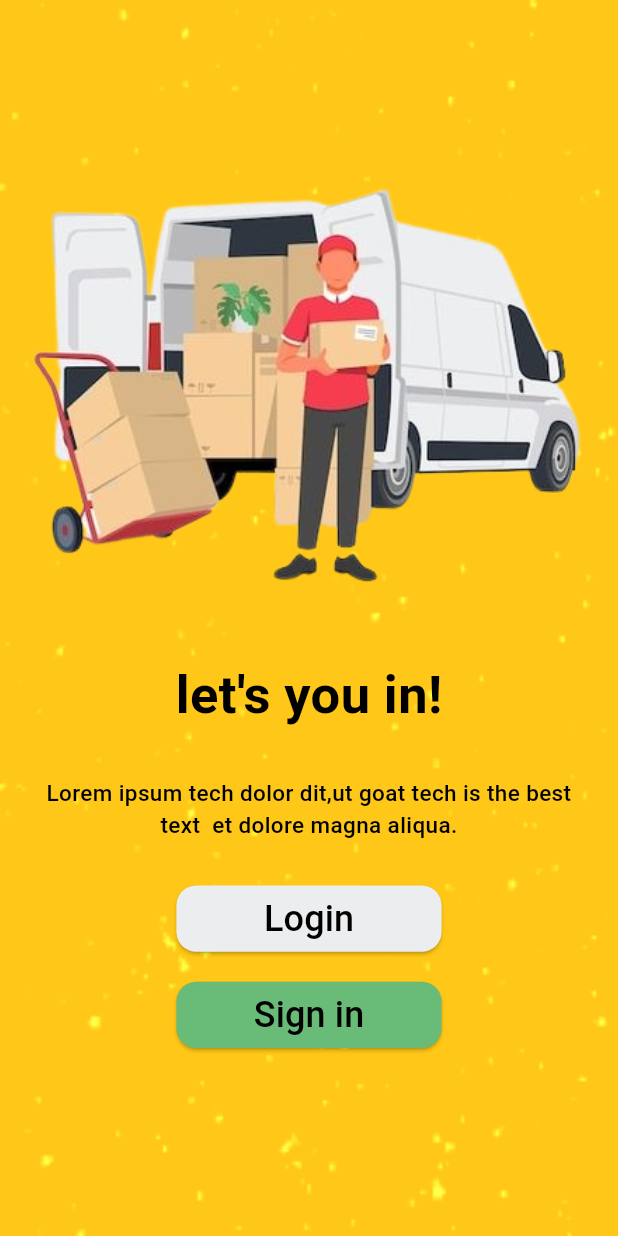
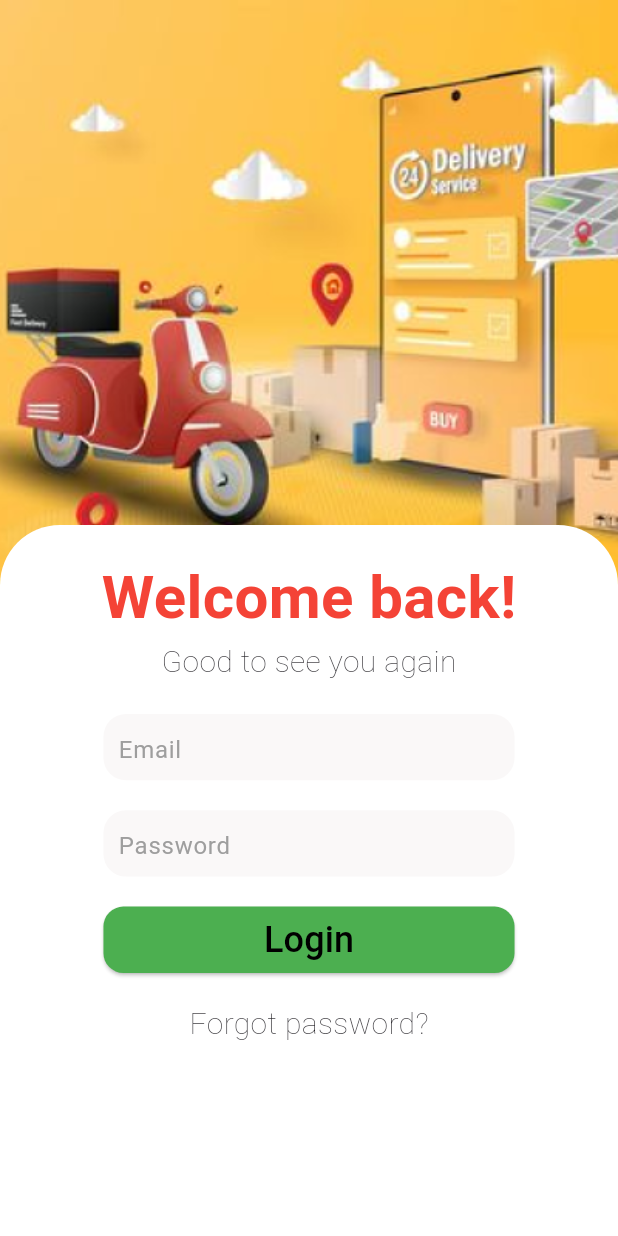
Before and after one commit to Chihab-Dev/Ghack_OptiShift_app, a Flutter app: the screen it shows after launch, on a phone screen of 412 x 824 dp. Run offline on Flutter 3.47's test engine with Material 3 defaults, Android fonts, the light colour scheme and no system bars; our stand-ins replace animate_do, dartz, flutter_screenutil, get_it, internet_connection_checker.

Commit message:
Add login screen

```diff
--- /dev/null
+++ b/lib/features/auth/screens/auth_screen.dart
@@ -0,0 +1,72 @@
+import 'package:flutter/material.dart';
+import 'package:ghack_app/presentation/components/assets_manager.dart';
+import 'package:ghack_app/presentation/components/widgets.dart';
+
+class AuthScreen extends StatelessWidget {
+  const AuthScreen({super.key});
+
+  @override
+  Widget build(BuildContext context) {
+    return Scaffold(
+      body: Stack(
+        children: [
+          Positioned(
+            top: 0,
+            left: 0,
+            right: 0,
+            child: Image.asset(
+              'assets/images/login.png',
+              fit: BoxFit.cover,
+            ),
+          ),
+          Positioned(
+            top: 350,
+            left: 0,
+            right: 0,
+            bottom: 0,
+            child: Container(
+              decoration: BoxDecoration(
+                  color: Colors.white,
+                  borderRadius: BorderRadius.only(
+                    topLeft: Radius.circular(40),
+                    topRight: Radius.circular(40),
+                  )),
+              padding: EdgeInsets.all(20.0),
+              child: SingleChildScrollView(
+                child: Column(
+                  crossAxisAlignment: CrossAxisAlignment.center,
+                  children: [
+                    Text(
+                      "Welcome back!",
+                      style: TextStyle(
+                          fontSize: 40,
+                          fontWeight: FontWeight.bold,
+                          color: Colors.red),
+                    ),
+                    Text("Good to see you again",
+                        style: TextStyle(
+                          fontSize: 20,
+                          fontWeight: FontWeight.w200,
+                        )),
+                    SizedBox(height: 20.0),
+                    customTextField("Email", false),
+                    SizedBox(height: 20),
+                    customTextField("Password", true), // Spacer
+                    SizedBox(height: 20.0), // Spacer
+                    customElevatedButton("Login", Colors.green, () => null),
+                    SizedBox(height: 20.0), // Spacer
+                    Text("Forgot password?",
+                        style: TextStyle(
+                          fontSize: 20,
+                          fontWeight: FontWeight.w200,
+                        )),
+                  ],
+                ),
+              ),
+            ),
+          ),
+        ],
+      ),
+    );
+  }
+}
--- a/lib/main.dart
+++ b/lib/main.dart
@@ -2,8 +2,8 @@ import 'package:flutter/material.dart';
 import 'package:flutter/services.dart';
 import 'package:flutter_screenutil/flutter_screenutil.dart';
 import 'package:ghack_app/core/services/services_locator.dart';
+import 'package:ghack_app/features/auth/screens/auth_screen.dart';
 import 'package:ghack_app/presentation/components/theme_manager.dart';
-import 'package:ghack_app/presentation/screens/onBoarding/onBoarding1.dart';
 
 void main() async {
   WidgetsFlutterBinding.ensureInitialized();
@@ -34,7 +34,12 @@ class MainApp extends StatelessWidget {
         return MaterialApp(
           debugShowCheckedModeBanner: false,
           theme: getApplicationTheme(),
-          home: const OnBoarding1View(),
+          home: AuthScreen(),
+          // home: const Scaffold(
+          //   body: Center(
+          //     child: Text('Hello World!'),
+          //   ),
+          // ),
         );
       },
     );
--- a/lib/presentation/components/widgets.dart
+++ b/lib/presentation/components/widgets.dart
@@ -4,9 +4,10 @@ import 'package:ghack_app/presentation/components/appsize.dart';
 import 'package:ghack_app/presentation/components/color_manager.dart';
 import 'package:ghack_app/presentation/components/styles_manager.dart';
 
-Widget customElevatodButton(String label, Color backgroundColor, Function()? onPressed) {
+Widget customElevatedButton(
+    String label, Color backgroundColor, Function()? onPressed) {
   return SizedBox(
-    width: AppSize.s200.sp,
+    width: AppSize.s310.sp,
     height: AppSize.s50.sp,
     child: ElevatedButton(
         onPressed: onPressed,
@@ -18,7 +19,33 @@ Widget customElevatodButton(String label, Color backgroundColor, Function()? onP
         ),
         child: Text(
           label,
-          style: getRegularStyle(color: ColorManager.dark).copyWith(fontSize: 24),
+          style:
+              getRegularStyle(color: ColorManager.dark).copyWith(fontSize: 24),
         )),
   );
 }
+
+Widget customTextField(String hint, [bool obscure = false]) {
+  return Container(
+    width: AppSize.s310.sp, // Adjust the width as needed
+    height: AppSize.s50.sp, // Adjust the height as needed
+    padding: EdgeInsets.symmetric(horizontal: 10.0),
+    decoration: BoxDecoration(
+      color: Color.fromARGB(255, 250, 248, 248),
+      borderRadius: BorderRadius.circular(15.0),
+    ),
+    child: Center(
+      child: TextField(
+        obscureText: obscure,
+        decoration: InputDecoration(
+          border: InputBorder.none,
+          hintText: hint,
+          hintStyle: TextStyle(
+            color: Colors.grey,
+            fontSize: 16.0,
+          ),
+        ),
+      ),
+    ),
+  );
+}
--- a/lib/presentation/screens/onBoarding/onBoarding2.dart
+++ b/lib/presentation/screens/onBoarding/onBoarding2.dart
@@ -44,7 +44,8 @@ class OnBoarding2View extends StatelessWidget {
                 const SizedBox(height: AppSize.s30),
                 FadeInLeft(
                   child: Padding(
-                    padding: const EdgeInsets.symmetric(horizontal: AppPadding.p8),
+                    padding:
+                        const EdgeInsets.symmetric(horizontal: AppPadding.p8),
                     child: Text(
                       AppStrings.appDesc2,
                       maxLines: 2,
@@ -54,9 +55,13 @@ class OnBoarding2View extends StatelessWidget {
                   ),
                 ),
                 const SizedBox(height: AppSize.s30),
-                FadeInRight(child: customElevatodButton(AppStrings.login, ColorManager.grey, () {})),
+                FadeInRight(
+                    child: customElevatedButton(
+                        AppStrings.login, ColorManager.grey, () {})),
                 const SizedBox(height: AppSize.s20),
-                FadeInLeft(child: customElevatodButton(AppStrings.signin, ColorManager.green, () {})),
+                FadeInLeft(
+                    child: customElevatedButton(
+                        AppStrings.signin, ColorManager.green, () {})),
               ],
             ),
           ),
```
Also changed, not shown: assets/images/login.png (added), pubspec.lock.
